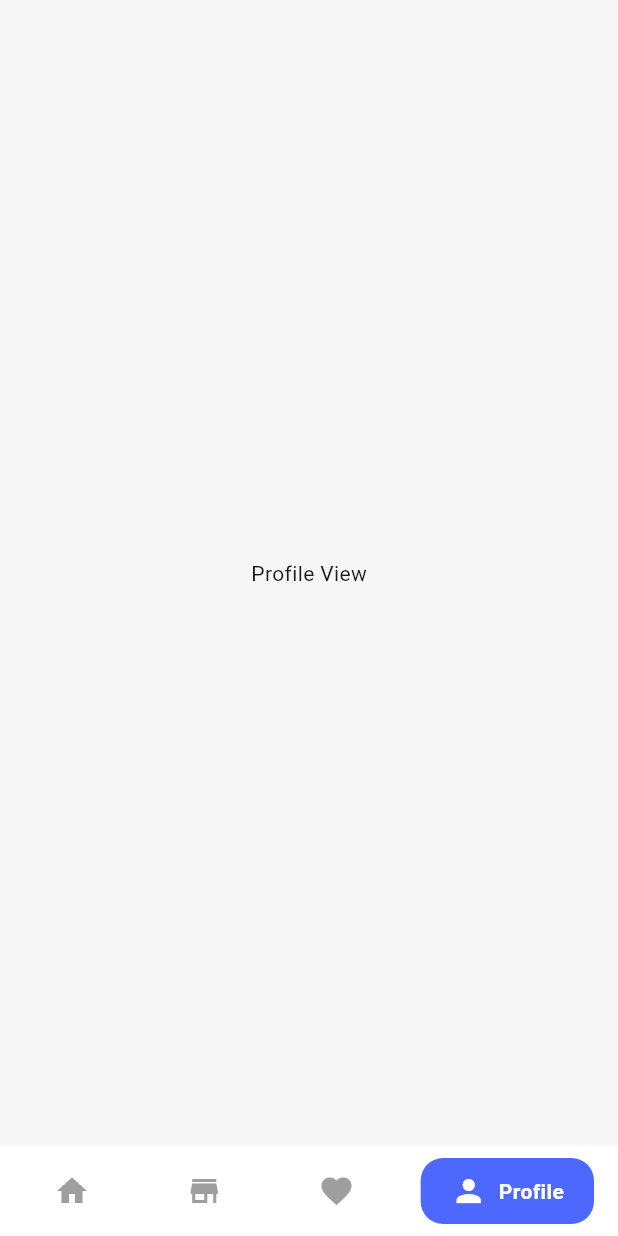
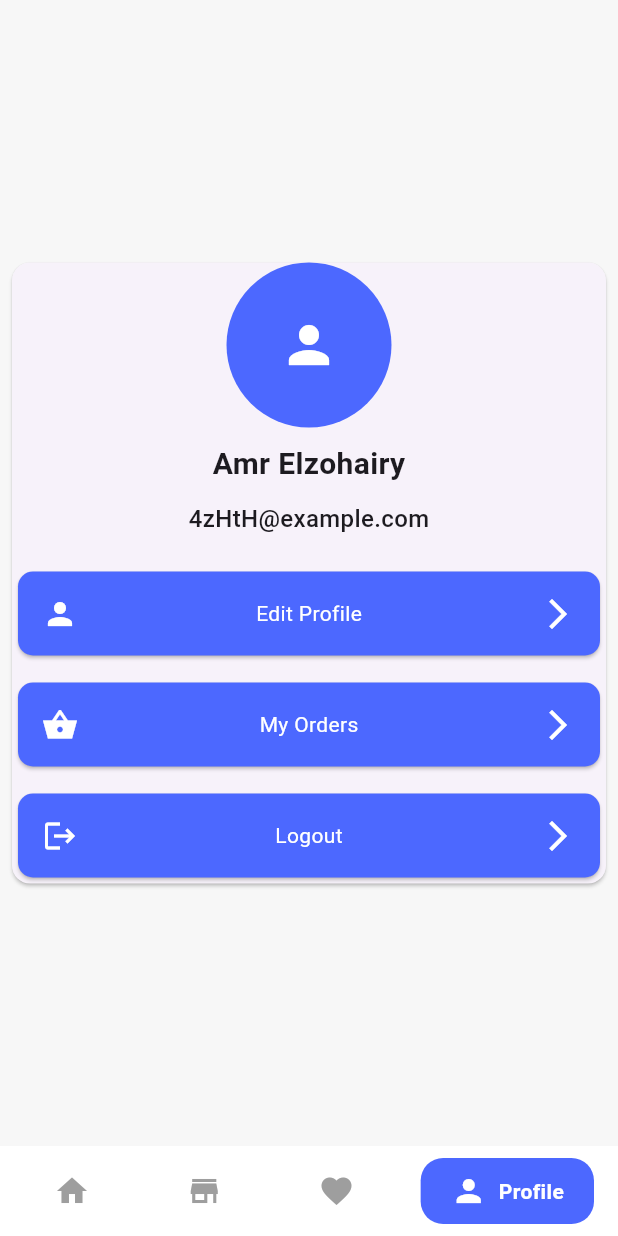
Before and after one commit to AmrElzohairy/online_market, a Flutter app: the screen it shows after launch, item 4 of the bottom bar chosen, on a phone screen of 412 x 824 dp. Run offline on Flutter 3.47's test engine with Material 3 defaults, Android fonts, the phone set to English and light mode, and no system bars; drawn by our look-alikes of google_nav_bar; our stand-ins replace cached_network_image, skeletonizer; network calls fail.

Commit message:
add  Custom Profile Card

```diff
--- a/lib/views/profile/ui/profile_view.dart
+++ b/lib/views/profile/ui/profile_view.dart
@@ -1,10 +1,61 @@
 import 'package:flutter/material.dart';
+import 'package:online_market/core/theme/app_colors.dart';
+import 'package:online_market/views/profile/ui/widgets/custom_profile_card.dart';
 
 class ProfileView extends StatelessWidget {
   const ProfileView({super.key});
 
   @override
   Widget build(BuildContext context) {
-    return const Center(child: Text("Profile View"));
+    return Center(
+      child: Card(
+        margin: const EdgeInsets.all(8),
+        child: Column(
+          mainAxisSize: MainAxisSize.min,
+          children: [
+            const CircleAvatar(
+              radius: 55,
+              backgroundColor: AppColors.kPrimaryColor,
+              foregroundColor: AppColors.kWhiteColor,
+              child: Icon(Icons.person, size: 40),
+            ),
+            const SizedBox(height: 10),
+            const Text(
+              "Amr Elzohairy",
+              style: TextStyle(fontSize: 20, fontWeight: FontWeight.w600),
+            ),
+            const SizedBox(height: 10),
+            const Text(
+              "4zHtH@example.com",
+              style: TextStyle(fontSize: 16, fontWeight: FontWeight.w500),
+            ),
+            const SizedBox(height: 20),
+            InkWell(
+              onTap: () {},
+              child: const CustomProfileCard(
+                icon: Icons.person,
+                title: "Edit Profile",
+              ),
+            ),
+            const SizedBox(height: 10),
+            InkWell(
+              onTap: () {},
+              child: const CustomProfileCard(
+                icon: Icons.shopping_basket_sharp,
+                title: "My Orders",
+              ),
+            ),
+            const SizedBox(height: 10),
+            InkWell(
+              onTap: () {},
+              child: const CustomProfileCard(
+                icon: Icons.logout,
+                title: "Logout",
+              ),
+            ),
+          ],
+        ),
+      ),
+    );
   }
 }
--- /dev/null
+++ b/lib/views/profile/ui/widgets/custom_profile_card.dart
@@ -0,0 +1,28 @@
+
+import 'package:flutter/material.dart';
+import 'package:online_market/core/theme/app_colors.dart';
+
+class CustomProfileCard extends StatelessWidget {
+  const CustomProfileCard({super.key, required this.title, required this.icon});
+  final String title;
+  final IconData icon;
+  @override
+  Widget build(BuildContext context) {
+    return Card(
+      color: AppColors.kPrimaryColor,
+      shape: RoundedRectangleBorder(borderRadius: BorderRadius.circular(10)),
+      child: Padding(
+        padding: const EdgeInsets.all(16.0),
+        child: Row(
+          children: [
+            Icon(icon, color: AppColors.kWhiteColor),
+            const Spacer(),
+            Text(title, style: const TextStyle(color: AppColors.kWhiteColor)),
+            const Spacer(),
+            const Icon(Icons.arrow_forward_ios, color: AppColors.kWhiteColor),
+          ],
+        ),
+      ),
+    );
+  }
+}
```
